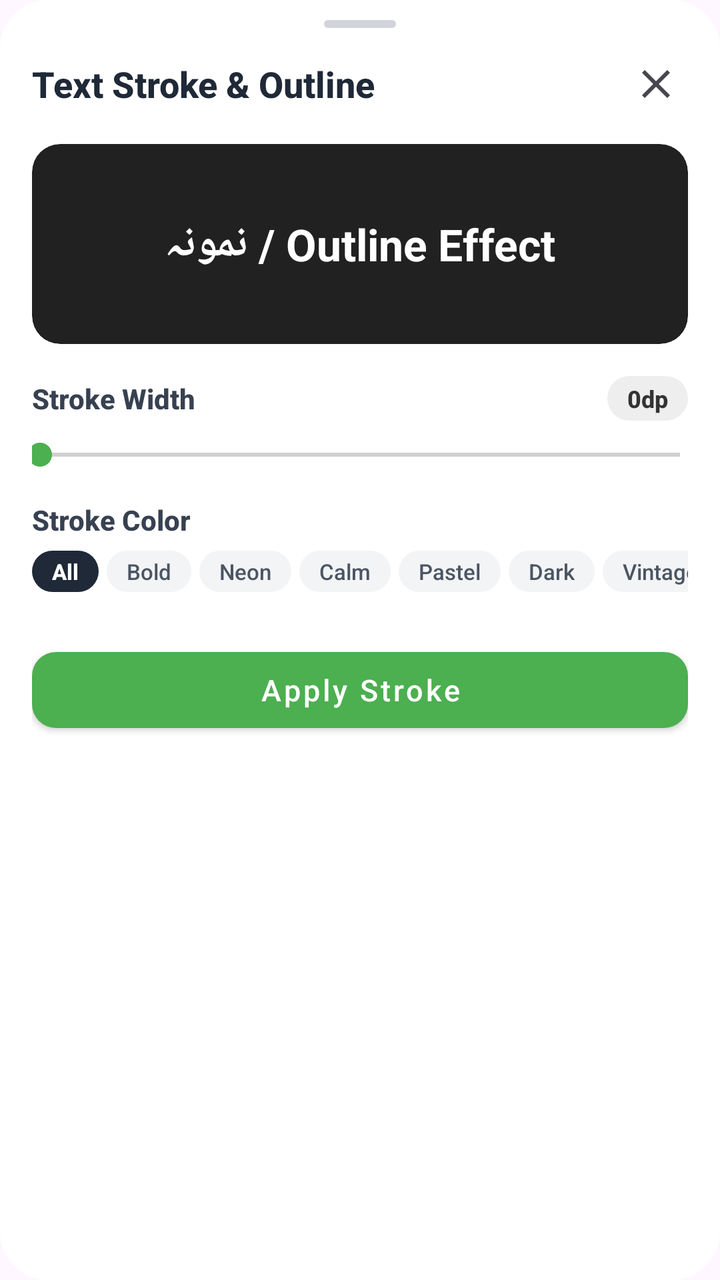
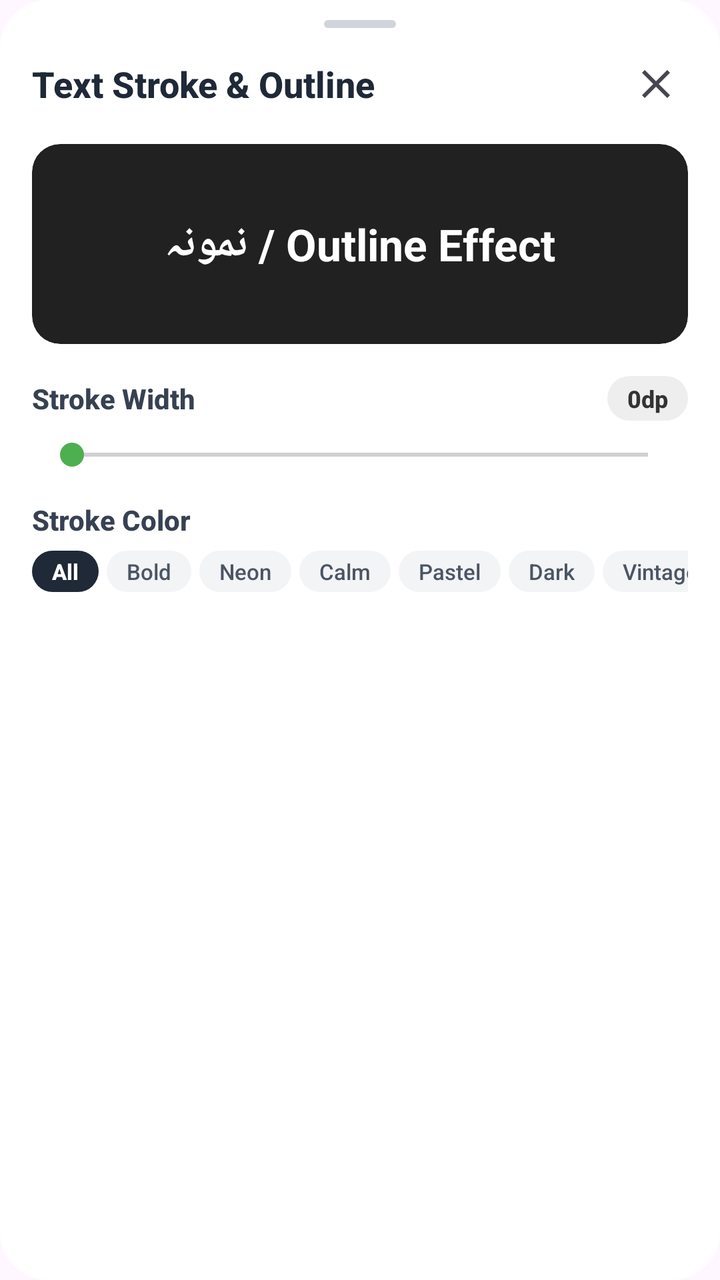

Compare the two renders of this Android layout. The source of the first and the diff that turns it into the second are given below.
<!-- AndroidManifest.xml: another module's application theme Theme.DialogHub -->
<!-- res/layout/dialog_text_stroke.xml -->
<?xml version="1.0" encoding="utf-8"?>
<LinearLayout xmlns:android="http://schemas.android.com/apk/res/android"
    xmlns:app="http://schemas.android.com/apk/res-auto"
    android:layout_width="match_parent"
    android:layout_height="wrap_content"
    android:layout_gravity="center"
    android:background="@drawable/rounded_background"
    android:orientation="vertical"
    android:paddingStart="16dp"
    android:paddingEnd="16dp"
    android:paddingBottom="20dp">

    
    <View
        android:id="@+id/dragHandle"
        android:layout_width="36dp"
        android:layout_height="4dp"
        android:layout_gravity="center_horizontal"
        android:layout_marginTop="10dp"
        android:layout_marginBottom="4dp"
        android:background="@drawable/bg_drag_handle" />

    
    <LinearLayout
        android:layout_width="match_parent"
        android:layout_height="wrap_content"
        android:gravity="center_vertical"
        android:paddingTop="8dp"
        android:paddingBottom="10dp">

        <TextView
            android:layout_width="0dp"
            android:layout_height="wrap_content"
            android:layout_weight="1"
            android:fontFamily="sans-serif-medium"
            android:text="Text Stroke &amp; Outline"
            android:textColor="#1F2937"
            android:textSize="18sp"
            android:textStyle="bold" />

        <ImageButton
            android:id="@+id/btnClose"
            android:layout_width="32dp"
            android:layout_height="32dp"
            android:background="?actionBarItemBackground"
            android:contentDescription="Close"
            android:src="@drawable/ic_close" />
    </LinearLayout>

    
    <androidx.cardview.widget.CardView
        android:layout_width="match_parent"
        android:layout_height="100dp"
        android:layout_marginTop="4dp"
        android:layout_marginBottom="16dp"
        app:cardBackgroundColor="#212121"
        app:cardCornerRadius="14dp"
        app:cardElevation="0dp">

        <TextView
            android:id="@+id/tvLivePreview"
            android:layout_width="match_parent"
            android:layout_height="match_parent"
            android:gravity="center"
            android:padding="12dp"
            android:text="Outline Effect / نمونہ"
            android:textColor="#FFFFFF"
            android:textDirection="anyRtl"
            android:textSize="22sp"
            android:textStyle="bold" />
    </androidx.cardview.widget.CardView>

    
    <LinearLayout
        android:layout_width="match_parent"
        android:layout_height="wrap_content"
        android:gravity="center_vertical"
        android:orientation="horizontal">

        <TextView
            android:layout_width="0dp"
            android:layout_height="wrap_content"
            android:layout_weight="1"
            android:fontFamily="sans-serif-medium"
            android:text="Stroke Width"
            android:textColor="#374151"
            android:textSize="14sp"
            android:textStyle="bold" />

        <TextView
            android:id="@+id/tvStrokeWidthValue"
            android:layout_width="wrap_content"
            android:layout_height="wrap_content"
            android:background="@drawable/rounded_background"
            android:backgroundTint="#EEEEEE"
            android:fontFamily="sans-serif-medium"
            android:paddingStart="10dp"
            android:paddingTop="3dp"
            android:paddingEnd="10dp"
            android:paddingBottom="3dp"
            android:text="0dp"
            android:textColor="#333333"
            android:textSize="12sp"
            android:textStyle="bold" />
    </LinearLayout>

    <SeekBar
        android:id="@+id/seekBarStrokeWidth"
        android:layout_width="match_parent"
        android:layout_height="wrap_content"
        android:layout_marginTop="8dp"
        android:max="16"
        android:paddingStart="4dp"
        android:paddingEnd="4dp"
        android:progress="0"
        android:progressTint="?attr/colorPrimary"
        android:thumbTint="?attr/colorPrimary" />

    
    <TextView
        android:layout_width="match_parent"
        android:layout_height="wrap_content"
        android:layout_marginTop="14dp"
        android:fontFamily="sans-serif-medium"
        android:text="Stroke Color"
        android:textColor="#374151"
        android:textSize="14sp"
        android:textStyle="bold" />

    
    <HorizontalScrollView
        android:layout_width="match_parent"
        android:layout_height="wrap_content"
        android:layout_marginTop="6dp"
        android:layout_marginBottom="6dp"
        android:overScrollMode="never"
        android:scrollbars="none">

        <LinearLayout
            android:layout_width="wrap_content"
            android:layout_height="wrap_content"
            android:orientation="horizontal">

            <TextView
                android:id="@+id/chipStrokeAll"
                android:layout_width="wrap_content"
                android:layout_height="wrap_content"
                android:background="@drawable/rounded_background"
                android:backgroundTint="#1F2937"
                android:fontFamily="sans-serif-medium"
                android:paddingStart="10dp"
                android:paddingTop="3dp"
                android:paddingEnd="10dp"
                android:paddingBottom="3dp"
                android:text="All"
                android:textColor="#FFFFFF"
                android:textSize="11sp"
                android:textStyle="bold" />

            <TextView
                android:id="@+id/chipStrokeBold"
                android:layout_width="wrap_content"
                android:layout_height="wrap_content"
                android:layout_marginStart="4dp"
                android:background="@drawable/rounded_background"
                android:backgroundTint="#F3F4F6"
                android:fontFamily="sans-serif-medium"
                android:paddingStart="10dp"
                android:paddingTop="3dp"
                android:paddingEnd="10dp"
                android:paddingBottom="3dp"
                android:text="Bold"
                android:textColor="#4B5563"
                android:textSize="11sp" />

            <TextView
                android:id="@+id/chipStrokeNeon"
                android:layout_width="wrap_content"
                android:layout_height="wrap_content"
                android:layout_marginStart="4dp"
                android:background="@drawable/rounded_background"
                android:backgroundTint="#F3F4F6"
                android:fontFamily="sans-serif-medium"
                android:paddingStart="10dp"
                android:paddingTop="3dp"
                android:paddingEnd="10dp"
                android:paddingBottom="3dp"
                android:text="Neon"
                android:textColor="#4B5563"
                android:textSize="11sp" />

            <TextView
                android:id="@+id/chipStrokeCalm"
                android:layout_width="wrap_content"
                android:layout_height="wrap_content"
                android:layout_marginStart="4dp"
                android:background="@drawable/rounded_background"
                android:backgroundTint="#F3F4F6"
                android:fontFamily="sans-serif-medium"
                android:paddingStart="10dp"
                android:paddingTop="3dp"
                android:paddingEnd="10dp"
                android:paddingBottom="3dp"
                android:text="Calm"
                android:textColor="#4B5563"
                android:textSize="11sp" />

            <TextView
                android:id="@+id/chipStrokePastel"
                android:layout_width="wrap_content"
                android:layout_height="wrap_content"
                android:layout_marginStart="4dp"
                android:background="@drawable/rounded_background"
                android:backgroundTint="#F3F4F6"
                android:fontFamily="sans-serif-medium"
                android:paddingStart="10dp"
                android:paddingTop="3dp"
                android:paddingEnd="10dp"
                android:paddingBottom="3dp"
                android:text="Pastel"
                android:textColor="#4B5563"
                android:textSize="11sp" />

            <TextView
                android:id="@+id/chipStrokeDark"
                android:layout_width="wrap_content"
                android:layout_height="wrap_content"
                android:layout_marginStart="4dp"
                android:background="@drawable/rounded_background"
                android:backgroundTint="#F3F4F6"
                android:fontFamily="sans-serif-medium"
                android:paddingStart="10dp"
                android:paddingTop="3dp"
                android:paddingEnd="10dp"
                android:paddingBottom="3dp"
                android:text="Dark"
                android:textColor="#4B5563"
                android:textSize="11sp" />

            <TextView
                android:id="@+id/chipStrokeVintage"
                android:layout_width="wrap_content"
                android:layout_height="wrap_content"
                android:layout_marginStart="4dp"
                android:background="@drawable/rounded_background"
                android:backgroundTint="#F3F4F6"
                android:fontFamily="sans-serif-medium"
                android:paddingStart="10dp"
                android:paddingTop="3dp"
                android:paddingEnd="10dp"
                android:paddingBottom="3dp"
                android:text="Vintage"
                android:textColor="#4B5563"
                android:textSize="11sp" />
        </LinearLayout>
    </HorizontalScrollView>

    <androidx.recyclerview.widget.RecyclerView
        android:id="@+id/rvStrokeColors"
        android:layout_width="match_parent"
        android:layout_height="wrap_content"
        android:clipToPadding="false"
        android:overScrollMode="never" />

    <com.google.android.material.button.MaterialButton
        android:id="@+id/btnApplyStroke"
        style="@style/Widget.MaterialComponents.Button"
        android:layout_width="match_parent"
        android:layout_height="50dp"
        android:layout_marginTop="18dp"
        android:text="Apply Stroke"
        android:textAllCaps="false"
        android:textSize="15sp"
        app:cornerRadius="12dp" />

</LinearLayout>
<!-- resources referenced by this layout -->
<resources>
  <!-- drawable bg_drag_handle (drawable) -->
  ﻿<?xml version="1.0" encoding="utf-8"?>
  <shape xmlns:android="http://schemas.android.com/apk/res/android"
      android:shape="rectangle">
      <solid android:color="#D1D5DB" />
      <corners android:radius="3dp" />
  </shape>
  <!-- drawable ic_close (drawable) -->
  ﻿<vector xmlns:android="http://schemas.android.com/apk/res/android"
      android:width="24dp"
      android:height="24dp"
      android:viewportWidth="24"
      android:viewportHeight="24"
      android:tint="?attr/colorControlNormal">
    <path
        android:fillColor="@android:color/white"
        android:pathData="M19,6.41L17.59,5 12,10.59 6.41,5 5,6.41 10.59,12 5,17.59 6.41,19 12,13.41 17.59,19 19,17.59 13.41,12z"/>
  </vector>
  <!-- drawable rounded_background (drawable) -->
  <?xml version="1.0" encoding="utf-8"?>
  <shape xmlns:android="http://schemas.android.com/apk/res/android"
      android:shape="rectangle">
      <solid android:color="#FFFFFF" />
      <corners android:radius="24dp" />
  </shape>
  <style name="Theme.DialogHub" parent="Base.Theme.DialogHub" />
  <style name="Base.Theme.DialogHub" parent="Theme.Material3.DayNight.NoActionBar">
          <item name="colorPrimary">#4CAF50</item>
      </style>
</resources>

<!-- the commit's change to res/layout/dialog_text_stroke.xml (unified diff, before → after) -->
@@ -108,12 +108,15 @@
         android:id="@+id/seekBarStrokeWidth"
         android:layout_width="match_parent"
         android:layout_height="wrap_content"
+        android:layout_marginStart="4dp"
         android:layout_marginTop="8dp"
+        android:layout_marginEnd="4dp"
         android:max="16"
-        android:paddingStart="4dp"
-        android:paddingEnd="4dp"
+        android:paddingStart="16dp"
+        android:paddingEnd="16dp"
         android:progress="0"
         android:progressTint="?attr/colorPrimary"
+        android:splitTrack="false"
         android:thumbTint="?attr/colorPrimary" />
 
     
@@ -262,15 +265,4 @@
         android:clipToPadding="false"
         android:overScrollMode="never" />
 
-    <com.google.android.material.button.MaterialButton
-        android:id="@+id/btnApplyStroke"
-        style="@style/Widget.MaterialComponents.Button"
-        android:layout_width="match_parent"
-        android:layout_height="50dp"
-        android:layout_marginTop="18dp"
-        android:text="Apply Stroke"
-        android:textAllCaps="false"
-        android:textSize="15sp"
-        app:cornerRadius="12dp" />
-
 </LinearLayout>
